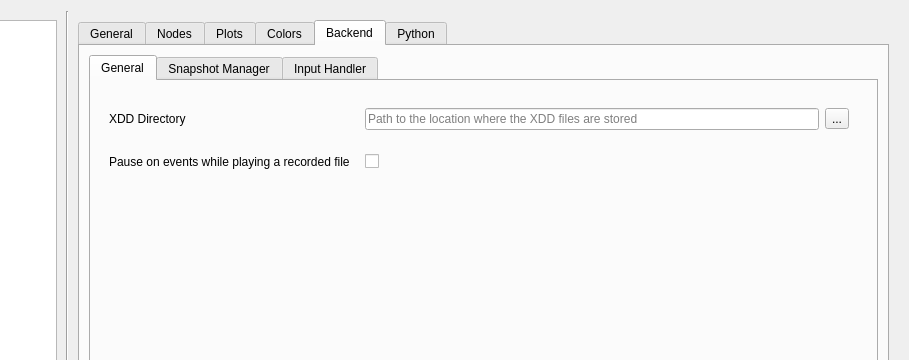
First picture: the form in libEPLViz/ui/settingswindow.ui, repository epl-viz/EPL-Viz, before the edit; both pictures show x 225 to 1134 and y 0 to 360 of the 1134 by 681 pixel window.
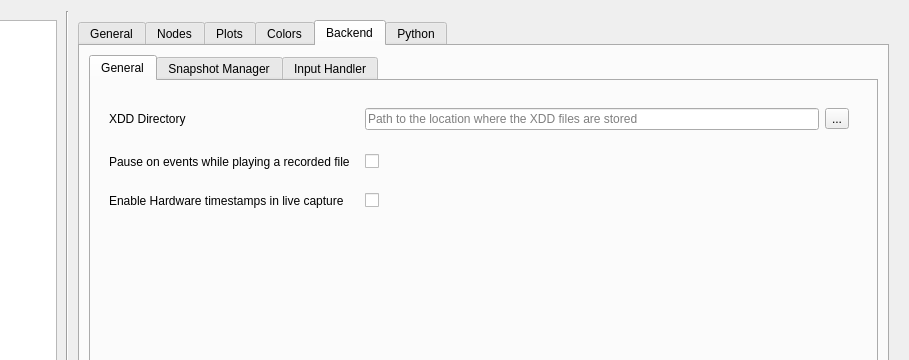
Second picture: the form after the edit. The open tabs and pages were chosen to show the change. Icons and pictures are not drawn.

Commit message: Added Hardware timestamp support

What changed in the file:
```diff
--- a/libEPLViz/ui/settingswindow.ui
+++ b/libEPLViz/ui/settingswindow.ui
@@ -3027,6 +3027,32 @@
                    </layout>
                   </widget>
                  </item>
+                 <item row="2" column="0">
+                  <widget class="QLabel" name="label_49">
+                   <property name="text">
+                    <string>Enable Hardware timestamps in live capture</string>
+                   </property>
+                  </widget>
+                 </item>
+                 <item row="2" column="2">
+                  <widget class="QWidget" name="widget_5" native="true">
+                   <property name="sizePolicy">
+                    <sizepolicy hsizetype="Expanding" vsizetype="Preferred">
+                     <horstretch>0</horstretch>
+                     <verstretch>0</verstretch>
+                    </sizepolicy>
+                   </property>
+                   <layout class="QHBoxLayout" name="horizontalLayout_24">
+                    <item>
+                     <widget class="QCheckBox" name="G_EnableHWTs">
+                      <property name="text">
+                       <string/>
+                      </property>
+                     </widget>
+                    </item>
+                   </layout>
+                  </widget>
+                 </item>
                 </layout>
                </widget>
               </item>
```
The commit also changes 3 other files.
